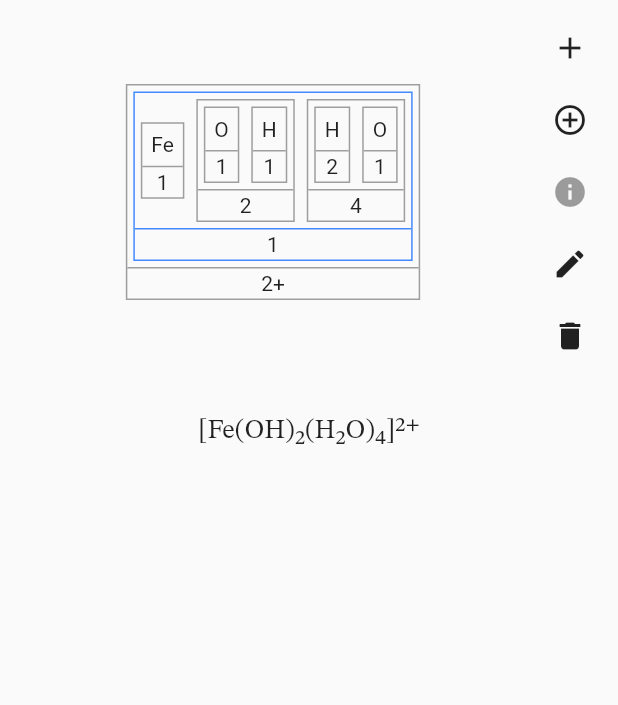
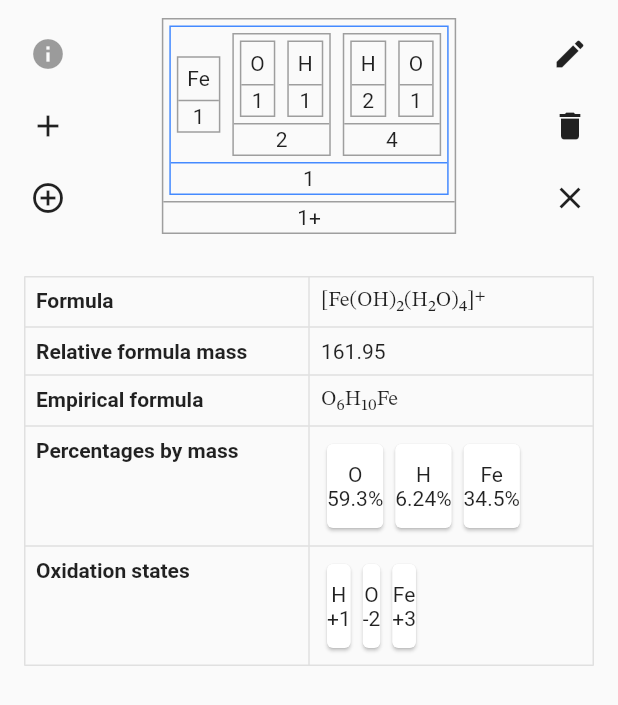
Before and after one commit to Mapioi/unhexennium, a Flutter app: the FormulaParent widget shown alone on an empty page, opened directly, on a phone screen of 412 x 824 dp. Shown: the top 705 px of the screen. Run offline on Flutter 3.47's test engine with Material 2 defaults, Android fonts, the phone set to English and light mode, and no system bars.

Commit message:
Rearrange buttons and add static data display

```diff
--- a/lib/maths/rational.dart
+++ b/lib/maths/rational.dart
@@ -25,6 +25,10 @@ class Rational {
     int d = gcd(numerator, denominator);
     numerator ~/= d;
     denominator ~/= d;
+    if (denominator < 0) {
+      numerator ~/= -1;
+      denominator ~/= -1;
+    }
   }
 
   Rational(this.numerator, this.denominator) {
@@ -43,6 +47,8 @@ class Rational {
   Rational get opposite => new Rational(-numerator, denominator);
 
   Rational get reciprocal => new Rational(denominator, numerator);
+
+  Rational get abs => new Rational(numerator.abs(), denominator);
 
   Rational operator +(Rational other) {
     return new Rational(
--- a/lib/tabs/element.dart
+++ b/lib/tabs/element.dart
@@ -66,7 +66,7 @@ class ElementParent extends StatelessWidget {
                 ),
               ),
               new Text(
-                element.relativeAtomicMass.toString(),
+                element.relativeAtomicMass.toStringAsFixed(2),
               ),
             ],
           ),
--- a/lib/tabs/formula.dart
+++ b/lib/tabs/formula.dart
@@ -5,6 +5,7 @@ import 'package:unhexennium/chemistry/formula.dart';
 import 'package:unhexennium/maths/rational.dart';
 import 'package:unhexennium/tabs/element.dart';
 import 'package:unhexennium/tabs/popups.dart';
+import 'package:unhexennium/tabs/table.dart';
 import 'package:unhexennium/utils.dart';
 
 /// [InputBox] renders the top for whatever the top is
@@ -96,7 +97,7 @@ class FormulaState {
     ..insertClosingParenthesisAt(9)
     ..setSubscriptAt(9, subscript: 4)
     ..insertClosingParenthesisAt(10)
-    ..charge = 2;
+    ..charge = 1;
   static Formula formula = formulaFactory.build();
   static int selectedBlockIndex = 0;
   static ElementSymbol underCursor =
@@ -204,6 +205,14 @@ class FormulaState {
     }
     switchToElementTab();
   }
+
+  static void onReset() {
+    setState(() {
+      formulaFactory.elementsList.clear();
+      formulaFactory.charge = 0;
+      selectedBlockIndex = -1;
+    });
+  }
 }
 
 /// Formula Parent handles the top level
@@ -263,11 +272,12 @@ class FormulaParent extends StatelessWidget {
   }
 
   /// Used to initiate the recursion
-  InputBox render() {
+  Widget buildEditorMain() {
     /*print(FormulaState.formulaFactory.elementsList.toString());*/
     Row inputBoxesRow =
         recursiveInputBuilder(0, FormulaState.formulaFactory.length);
 
+    // TODO make scrollable _(:_」∠)_ (　ﾟдﾟ) (￣Д￣)ﾉ
     InputBox parentInputBox = new InputBox(
       widgetToDisplay: inputBoxesRow,
       subscript: FormulaState.formulaFactory.charge,
@@ -300,20 +310,136 @@ class FormulaParent extends StatelessWidget {
 
     return new Column(children: [
       // Input space
-      new Padding(
-        child: new Row(
-          children: [
-            new Expanded(
-              child: new Row(
+      buildEditor(context, currentPair, currentSubscript),
+      // Formula Editor
+
+      // Render
+      Expanded(
+        child: ListView(
           children: <Widget>[
-                  render(),
+            buildStaticData(),
           ],
+        ),
+      )
+    ]);
+  }
+
+  Widget buildStaticData() {
+    Formula formula = FormulaState.formulaFactory.build();
+    Map<Widget, Widget> data = <Widget, Widget>{};
+
+    data[new Text(
+      "Formula",
+      style: StaticTable.head,
+    )] = new Text(
+      FormulaState.formulaFactory.toString(),
+      style: StaticTable.formula,
+    );
+
+    data[new Text(
+      "Relative formula mass",
+      style: StaticTable.head,
+    )] = new Text(formula.rfm.toStringAsFixed(2));
+
+    Formula ef = formula.empiricalFormula;
+    if (ef != null) {
+      data[new Text(
+        "Empirical formula",
+        style: StaticTable.head,
+      )] = new Text(
+        ef.toString(),
+        style: StaticTable.formula,
+      );
+    }
+
+    Map<ElementSymbol, num> percentages = formula.percentages;
+    if (percentages != null) {
+      data[new Text(
+        "Percentages by mass",
+        style: StaticTable.head,
+      )] = Container(
+        height: 64.0,
+        child: new ListView(
+          children: percentages.entries
+              .map(
+                (MapEntry<ElementSymbol, num> entry) => Card(
+                      child: Column(
                         mainAxisAlignment: MainAxisAlignment.center,
+                        children: <Widget>[
+                          new Text(enumToString(entry.key)),
+                          new Text(entry.value.toStringAsPrecision(3) + '%'),
+                        ],
                       ),
                     ),
+              )
+              .toList(),
+          scrollDirection: Axis.horizontal,
+        ),
+      );
+    }
+
+    Map<ElementSymbol, Rational> oxidationStates = formula.oxidationStates;
+    if (oxidationStates != null) {
+      data[new Text(
+        "Oxidation states",
+        style: StaticTable.head,
+      )] = Container(
+        height: 64.0,
+        child: new ListView(
+          children: oxidationStates.entries
+              .map(
+                (MapEntry<ElementSymbol, Rational> entry) => Card(
+                      child: Column(
+                        mainAxisAlignment: MainAxisAlignment.center,
+                        children: <Widget>[
+                          new Text(enumToString(entry.key)),
+                          new Text(
+                            (entry.value.numerator < 0
+                                    ? '-'
+                                    : entry.value.numerator == 0 ? '' : '+') +
+                                (entry.value.denominator == 1
+                                    ? entry.value.numerator.abs().toString()
+                                    : entry.value.abs.toString()),
+                          ),
+                        ],
+                      ),
+                    ),
+              )
+              .toList(),
+          scrollDirection: Axis.horizontal,
+        ),
+      );
+
+      BondType bondType = formula.bondType;
+      if (bondType != null) {
+        data[new Text(
+          "Bond type",
+          style: StaticTable.head,
+        )] = new Text(enumToString(bondType));
+      }
+    }
+    return StaticTable(data);
+  }
+
+  Widget buildEditor(BuildContext context, ElementSubscriptPair currentPair,
+      int currentSubscript) {
+    return Padding(
+      padding: const EdgeInsets.all(8.0),
+      child: new Row(
+        mainAxisSize: MainAxisSize.min,
+        children: [
           new Column(
             mainAxisAlignment: MainAxisAlignment.center,
             children: <Widget>[
+              new IconButton(
+                icon: new Icon(Icons.info),
+                onPressed: FormulaState.selectedBlockIndex == -1 ||
+                        FormulaState.formulaFactory
+                            .getClosingIndices()
+                            .containsKey(FormulaState.selectedBlockIndex)
+                    ? null
+                    : FormulaState.onView,
+              ),
               new IconButton(
                 icon: new Icon(Icons.add),
                 onPressed: () => elementFormulaPrompt(
@@ -333,15 +459,19 @@ class FormulaParent extends StatelessWidget {
                     ),
                 tooltip: 'Add box after current',
               ),
-                new IconButton(
-                  icon: new Icon(Icons.info),
-                  onPressed: FormulaState.selectedBlockIndex == -1 ||
-                          FormulaState.formulaFactory
-                              .getClosingIndices()
-                              .containsKey(FormulaState.selectedBlockIndex)
-                      ? null
-                      : FormulaState.onView,
+            ],
           ),
+          Expanded(
+            child: Row(
+              children: <Widget>[
+                buildEditorMain(),
+              ],
+              mainAxisAlignment: MainAxisAlignment.center,
+            ),
+          ),
+          new Column(
+            mainAxisAlignment: MainAxisAlignment.center,
+            children: <Widget>[
               new IconButton(
                 icon: new Icon(Icons.edit),
                 onPressed: currentPair == null
@@ -376,24 +506,15 @@ class FormulaParent extends StatelessWidget {
                     : null,
                 tooltip: 'Delete selected',
               ),
+              new IconButton(
+                icon: new Icon(Icons.clear),
+                onPressed: FormulaState.onReset,
+                tooltip: 'Reset',
+              ),
             ],
           ),
         ],
       ),
-        padding: EdgeInsets.all(8.0),
-      ),
-      // Formula Editor
-
-      new Container(height: 20.0),
-      // Render
-      new Text(
-        FormulaState.formulaFactory.toString(),
-        style: new TextStyle(
-          fontFamily: 'Stix2Math',
-          fontSize: 18.0,
-          fontStyle: FontStyle.normal,
-        ),
-      )
-    ]);
+    );
   }
 }
--- a/lib/tabs/table.dart
+++ b/lib/tabs/table.dart
@@ -3,6 +3,11 @@ import 'package:flutter/material.dart';
 class StaticTable extends StatelessWidget {
   final Map<Widget, Widget> data;
   static final TextStyle head = new TextStyle(fontWeight: FontWeight.bold);
+  static final TextStyle formula = new TextStyle(
+    fontFamily: 'Stix2Math',
+    /*fontSize: 18.0,
+    fontStyle: FontStyle.normal,*/
+  );
 
   StaticTable(this.data);
 
@@ -25,8 +30,7 @@ class StaticTable extends StatelessWidget {
                       )
                     ],
                   ))
-              .toList()
-          ),
+              .toList()),
     );
   }
 }
```
Lines whose indentation alone changed are shown as unchanged.
